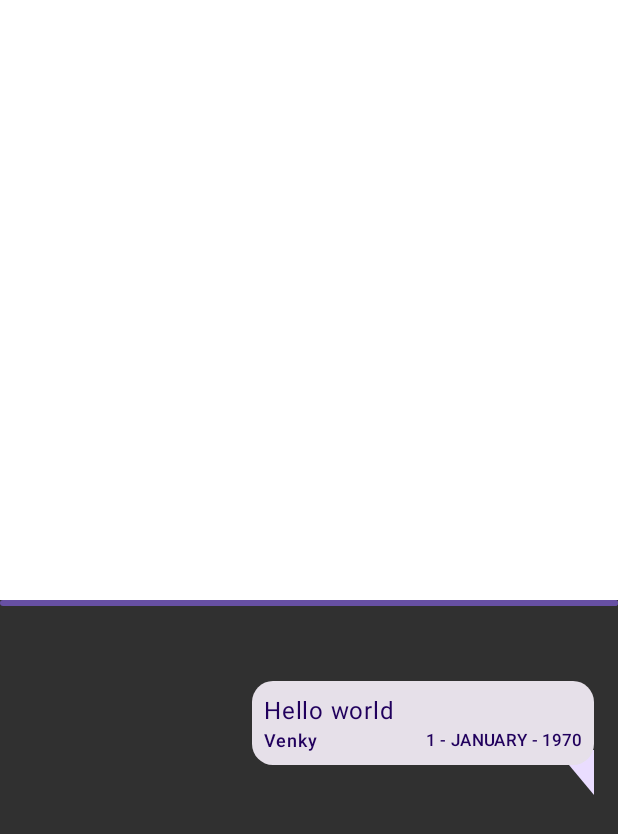
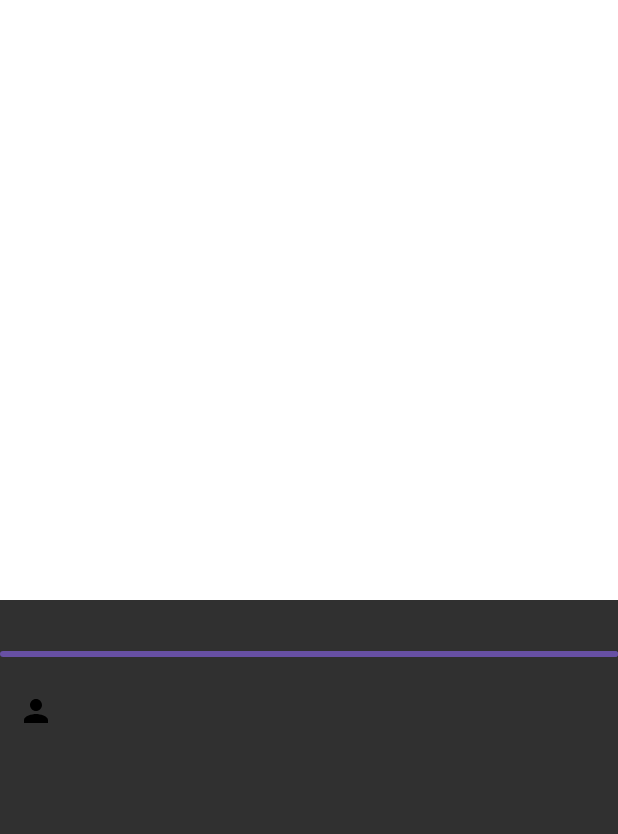
Before and after one commit to rvenky125/DoodleKingKMM, an Android app built with Jetpack Compose: the composable GameScreen called with empty values, on a phone screen of 412 x 824 dp. Shown: the top 834 px of the screen. Run offline under Robolectric (Android 15) with nearby library versions, the phone set to English and light mode, and no system bars; our stand-ins replace Voyager; libraries missing offline, so code that uses them is left out: io.github.aakira.napier; network calls fail; 7 statements that could not run were skipped.

Commit message:
Few UI modifications

```diff
--- a/shared/src/commonMain/kotlin/com/famas/doodlekingkmm/presentation/screen_game/GameScreen.kt
+++ b/shared/src/commonMain/kotlin/com/famas/doodlekingkmm/presentation/screen_game/GameScreen.kt
@@ -1,18 +1,15 @@
 package com.famas.doodlekingkmm.presentation.screen_game
 
 import androidx.compose.animation.core.Animatable
-import androidx.compose.animation.core.tween
-import androidx.compose.foundation.background
 import androidx.compose.foundation.layout.Arrangement
-import androidx.compose.foundation.layout.Box
 import androidx.compose.foundation.layout.Column
 import androidx.compose.foundation.layout.Row
 import androidx.compose.foundation.layout.Spacer
+import androidx.compose.foundation.layout.fillMaxHeight
 import androidx.compose.foundation.layout.fillMaxSize
 import androidx.compose.foundation.layout.fillMaxWidth
 import androidx.compose.foundation.layout.height
 import androidx.compose.foundation.layout.padding
-import androidx.compose.foundation.layout.width
 import androidx.compose.foundation.lazy.LazyColumn
 import androidx.compose.foundation.lazy.items
 import androidx.compose.foundation.shape.RoundedCornerShape
@@ -20,18 +17,21 @@ import androidx.compose.material3.Button
 import androidx.compose.material3.Icon
 import androidx.compose.material3.IconButton
 import androidx.compose.material3.Text
-import androidx.compose.material3.TextField
 import androidx.compose.material.icons.Icons
+import androidx.compose.material.icons.filled.Person
 import androidx.compose.material.icons.filled.Send
-import androidx.compose.material3.Card
+import androidx.compose.material3.DrawerValue
 import androidx.compose.material3.ExperimentalMaterial3Api
 import androidx.compose.material3.LinearProgressIndicator
 import androidx.compose.material3.MaterialTheme
+import androidx.compose.material3.ModalNavigationDrawer
 import androidx.compose.material3.OutlinedTextField
 import androidx.compose.material3.Surface
+import androidx.compose.material3.rememberDrawerState
 import androidx.compose.runtime.Composable
 import androidx.compose.runtime.LaunchedEffect
 import androidx.compose.runtime.remember
+import androidx.compose.runtime.rememberCoroutineScope
 import androidx.compose.ui.Alignment
 import androidx.compose.ui.Modifier
 import androidx.compose.ui.text.style.TextAlign
@@ -42,13 +42,13 @@ import cafe.adriel.voyager.navigator.LocalNavigator
 import com.famas.doodlekingkmm.core.util.asFormattedDate
 import com.famas.doodlekingkmm.data.models.Announcement
 import com.famas.doodlekingkmm.data.models.ChatMessage
-import com.famas.doodlekingkmm.data.models.Phase
 import com.famas.doodlekingkmm.data.remote.api.KtorGameClient
 import com.famas.doodlekingkmm.di.httpClient
 import com.famas.doodlekingkmm.presentation.components.canvas.CanvasBox
 import com.famas.doodlekingkmm.presentation.screen_game.components.ChatItem
-import io.github.aakira.napier.Napier
+import com.famas.doodlekingkmm.presentation.screen_game.components.PlayerScores
 import kotlinx.coroutines.delay
+import kotlinx.coroutines.launch
 
 class GameScreen(
     private val roomId: String
@@ -66,6 +66,10 @@ class GameScreen(
             Animatable(1f)
         }
 
+        val drawerState = rememberDrawerState(DrawerValue.Closed)
+
+        val coroutineScope = rememberCoroutineScope()
+
 
         LaunchedEffect(Unit) {
             delay(1000)
@@ -78,6 +82,9 @@ class GameScreen(
             }
         }
 
+        ModalNavigationDrawer(drawerContent = {
+            PlayerScores(state.playersList)
+        }, drawerState = drawerState) {
             if (state.showChooseWordsView) {
                 Column(
                     modifier = Modifier.fillMaxSize(),
@@ -105,18 +112,27 @@ class GameScreen(
                         drawingEnabled = state.drawingPlayer == state.username
                     )
 
+                    Text(
+                        state.statusText ?: "",
+                        modifier = Modifier.fillMaxWidth().padding(bottom = 10.dp),
+                        textAlign = TextAlign.Center
+                    )
                     LinearProgressIndicator(
                         progress = animatedProgress.value,
-                    modifier = Modifier.fillMaxWidth()
-                )
-                Text(
-                    state.statusText ?: "",
-                    modifier = Modifier.fillMaxWidth().padding(bottom = 10.dp, top = 12.dp),
-                    textAlign = TextAlign.Center
+                        modifier = Modifier.fillMaxWidth().padding(bottom = 12.dp)
                     )
 
+                    Column {
+                        Row(modifier = Modifier.weight(1f)) {
+                            IconButton(onClick = {
+                                coroutineScope.launch {
+                                    drawerState.open()
+                                }
+                            }) {
+                                Icon(Icons.Default.Person, null)
+                            }
                             LazyColumn(
-                    modifier = Modifier.weight(1f).fillMaxWidth(),
+                                modifier = Modifier.weight(1f),
                                 horizontalAlignment = Alignment.End
                             ) {
                                 items(state.messages) {
@@ -147,9 +163,10 @@ class GameScreen(
                                                 message = it.message,
                                                 name = it.from,
                                                 timestamp = it.timestamp,
-                                    modifier = Modifier.padding(horizontal = 16.dp, vertical = 4.dp)
-                                        .fillMaxWidth(0.6f)
-                                        .padding(bottom = 16.dp)
+                                                modifier = Modifier.padding(
+                                                    horizontal = 16.dp,
+                                                    vertical = 4.dp
+                                                ).padding(bottom = 16.dp)
                                             )
                                         }
 
@@ -157,6 +174,7 @@ class GameScreen(
                                             it.toString(),
                                             modifier = Modifier.padding(vertical = 5.dp)
                                         )
+                                    }
                                 }
                             }
                         }
@@ -181,3 +199,5 @@ class GameScreen(
                 }
             }
         }
+    }
+}
--- a/shared/src/commonMain/kotlin/com/famas/doodlekingkmm/presentation/screen_game/GameScreenState.kt
+++ b/shared/src/commonMain/kotlin/com/famas/doodlekingkmm/presentation/screen_game/GameScreenState.kt
@@ -9,9 +9,7 @@ import com.famas.doodlekingkmm.data.models.PlayerList
 
 data class GameScreenState(
     val loading: Boolean = false,
-    val messages: List<BaseModel> = listOf(
-        ChatMessage("Venky", "", "Hello world", 0L)
-    ),
+    val messages: List<BaseModel> = listOf(),
     val playersList: List<PlayerData> = emptyList(),
     val newWords: List<String> = emptyList(),
     val textInputValue: String = "",
@@ -23,5 +21,5 @@ data class GameScreenState(
     val showChooseWordsView: Boolean = false,
     val statusText: String? = null,
     val playerData: PlayerData? = null,
-    val currentWord: String = ""
+    val currentWord: String = "",
 )
--- a/shared/src/commonMain/kotlin/com/famas/doodlekingkmm/presentation/screen_game/GameScreenVM.kt
+++ b/shared/src/commonMain/kotlin/com/famas/doodlekingkmm/presentation/screen_game/GameScreenVM.kt
@@ -129,6 +129,12 @@ class GameScreenVM(
                     )
                 }
 
+                is DrawAction -> {
+                    _gameScreenState.value = gameScreenState.value.copy(
+                        messages = listOf(it) + gameScreenState.value.messages
+                    )
+                }
+
                 is GameError -> {
                     _gameScreenState.value = gameScreenState.value.copy(
                         messages = listOf(it) + gameScreenState.value.messages
--- a/shared/src/commonMain/kotlin/com/famas/doodlekingkmm/presentation/screen_game/components/ChatItems.kt
+++ b/shared/src/commonMain/kotlin/com/famas/doodlekingkmm/presentation/screen_game/components/ChatItems.kt
@@ -34,7 +34,7 @@ fun ChatItem(message: String, name: String, timestamp: Long, modifier: Modifier
                 color = MaterialTheme.colorScheme.onPrimaryContainer,
                 fontWeight = FontWeight.Normal
             )
-            Row(modifier = Modifier.fillMaxWidth(), horizontalArrangement = Arrangement.SpaceBetween) {
+            Row(modifier = Modifier.wrapContentSize(),horizontalArrangement = Arrangement.SpaceBetween) {
                 Text(
                     text = name,
                     style = MaterialTheme.typography.labelMedium,
@@ -47,8 +47,6 @@ fun ChatItem(message: String, name: String, timestamp: Long, modifier: Modifier
                 )
             }
         }
-
-
     }
 }
 
--- a/shared/src/commonMain/kotlin/com/famas/doodlekingkmm/presentation/screen_home/HomeScreen.kt
+++ b/shared/src/commonMain/kotlin/com/famas/doodlekingkmm/presentation/screen_home/HomeScreen.kt
@@ -222,6 +222,8 @@ class HomeScreen : Screen {
                             }
                         }
                     }
+
+                    item { Spacer(modifier = Modifier.height(200.dp)) }
                 }
             }
         }
```
Also changed, not shown: shared/src/commonMain/kotlin/com/famas/doodlekingkmm/presentation/screen_game/components/PlayerScores.kt (added, +44 -0 lines), shared/src/commonMain/kotlin/com/famas/doodlekingkmm/presentation/screen_home/HomeScreenVM.kt (+6 -2 lines). Lines whose indentation alone changed are shown as unchanged.
